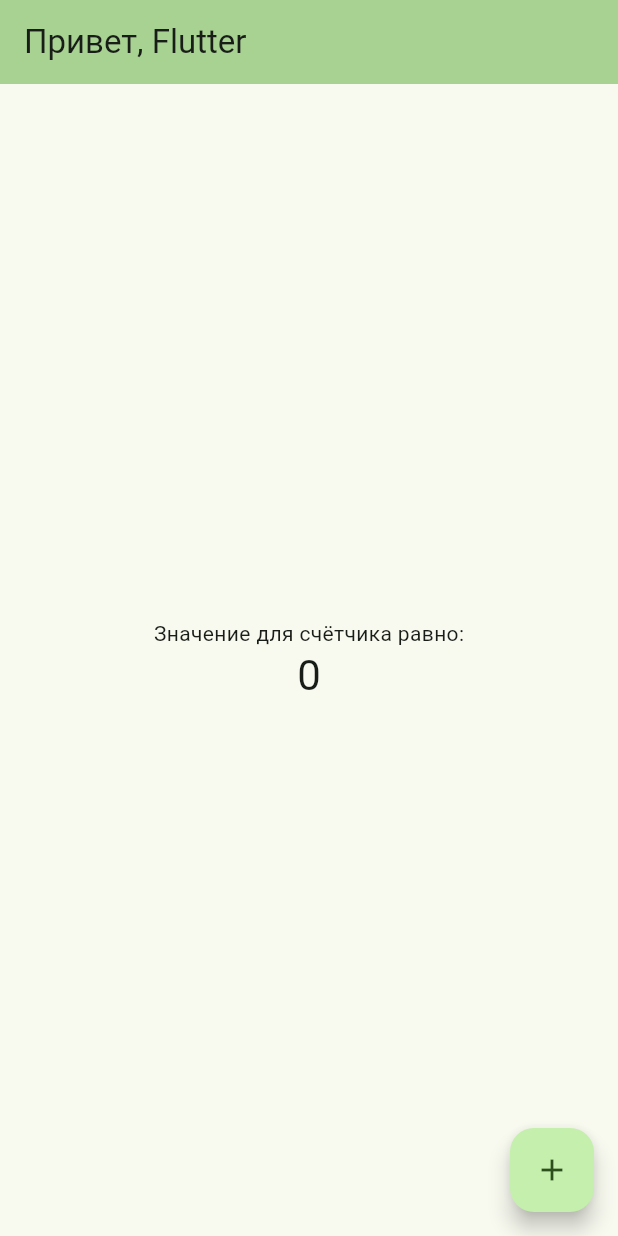
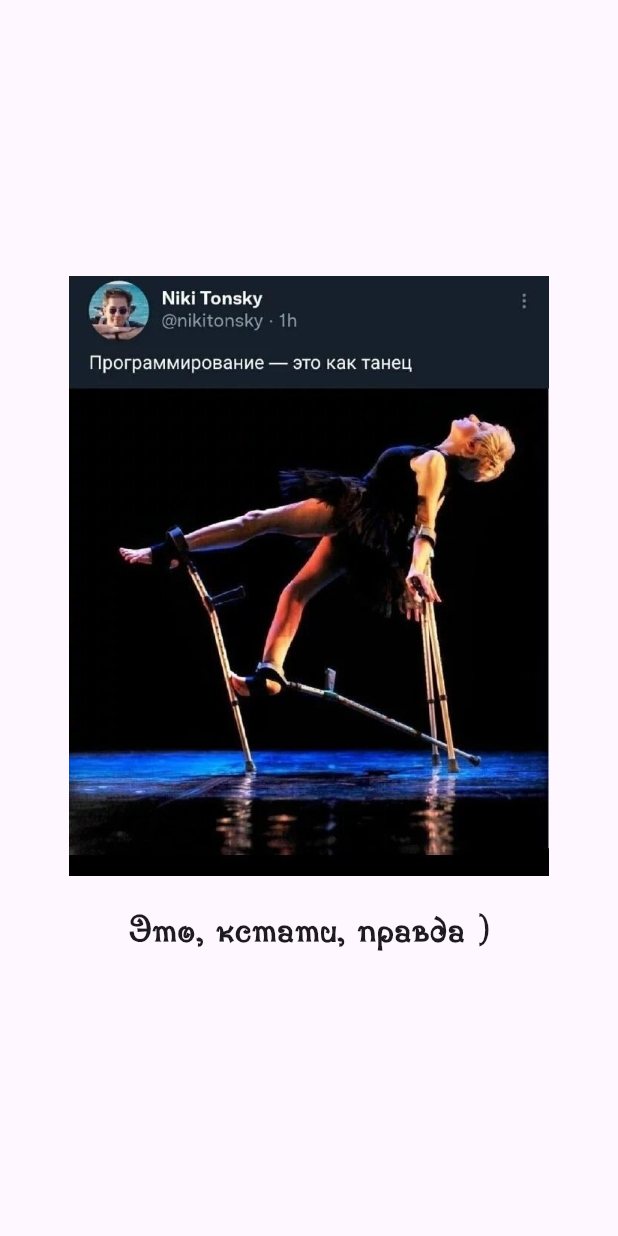
Before and after one commit to AlphaTrauma/flutter-rep, a Flutter app: the screen it shows after launch, on a phone screen of 412 x 824 dp. Run offline on Flutter 3.47's test engine with Material 3 defaults, Android fonts, the phone set to English and light mode, and no system bars.

```diff
--- a/project/lib/main.dart
+++ b/project/lib/main.dart
@@ -1,4 +1,6 @@
 import 'package:flutter/material.dart';
+import 'package:http/http.dart' as http;
+import 'package:path/path.dart' as path;
 
 void main() {
   runApp(const MyApp());
@@ -10,58 +12,45 @@ class MyApp extends StatelessWidget {
   @override
   Widget build(BuildContext context) {
     return MaterialApp(
-      title: 'Название приложения',
-      theme: ThemeData(
-
-        colorScheme: .fromSeed(seedColor: Colors.lightGreen.shade900),
-      ),
-      home: const MyHomePage(title: 'Привет, Flutter'),
+      title: 'Тестовое приложение',
+      home: const MyHomePage(),
     );
   }
 }
 
 class MyHomePage extends StatefulWidget {
-  const MyHomePage({super.key, required this.title});
-
-  final String title;
+  const MyHomePage({super.key});
 
   @override
   State<MyHomePage> createState() => _MyHomePageState();
 }
 
 class _MyHomePageState extends State<MyHomePage> {
-  int _counter = 0;
-
-  void _incrementCounter() {
-    setState(() {
-      _counter++;
-    });
-  }
 
   @override
   Widget build(BuildContext context) {
-    return Scaffold(
-      appBar: AppBar(
-
-        backgroundColor: Theme.of(context).colorScheme.inversePrimary,
-        title: Text(widget.title),
-      ),
+    return MaterialApp(
+      home: Scaffold(
         body: Center(
           child: Column(
-          mainAxisAlignment: .center,
+              mainAxisAlignment: MainAxisAlignment.center,
               children: [
-            const Text('Значение для счётчика равно:'),
+                SizedBox(
+                    height: 400,
+                    child: Image.asset('assets/images/image.jpeg'),
+                ),
+                SizedBox(height: 20),
                 Text(
-              '$_counter',
-              style: Theme.of(context).textTheme.headlineMedium,
+                    'Это, кстати, правда )',
+                    style: TextStyle(
+                        fontSize: 25,
+                        fontFamily: "PenguinAttack",
+                        fontWeight: FontWeight.bold,
+                    ),
                 ),
               ],
           ),
         ),
-      floatingActionButton: FloatingActionButton(
-        onPressed: _incrementCounter,
-        tooltip: 'Increment',
-        child: const Icon(Icons.add),
       ),
     );
   }
```
Also changed, not shown: project/pubspec.yaml (+19 -13 lines), project/assets/fonts/penguinattackcyrillic.ttf (added), project/assets/images/image.jpeg (added), 1 other file. Lines whose indentation alone changed are shown as unchanged.
